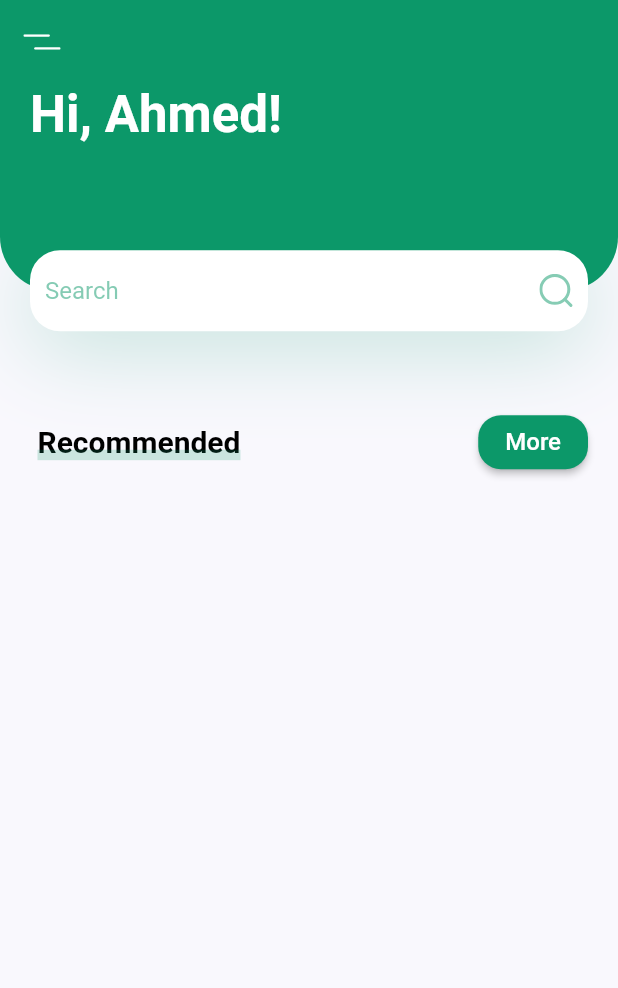
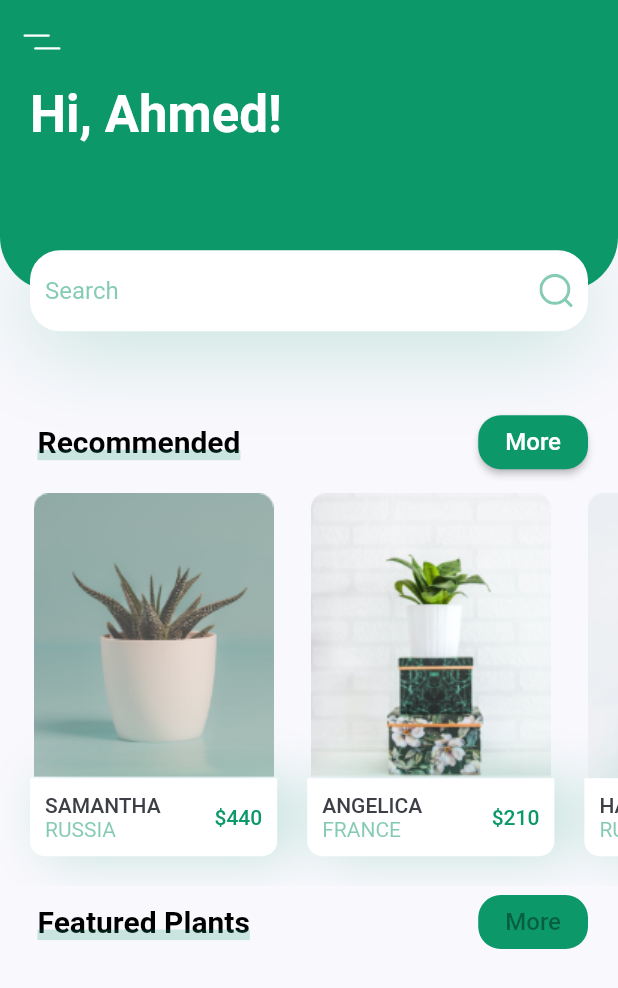
Before and after one commit to ahmedghaly15/Plant-App, a Flutter app: the screen it shows after launch, on a phone screen of 412 x 824 dp. Shown: the top 988 px of the screen. Run offline on Flutter 3.47's test engine with Material 2 defaults, Android fonts, the phone set to English and light mode, and no system bars; our stand-ins replace flutter_svg.

Commit message:
recommended plants list is finished

```diff
--- /dev/null
+++ b/lib/models/plant_model.dart
@@ -0,0 +1,13 @@
+class PlantModel {
+  String? title;
+  String? country;
+  String? image;
+  int? price;
+
+  PlantModel({
+    this.title,
+    this.country,
+    this.image,
+    this.price,
+  });
+}
--- a/lib/screens/home/components/home_screen_body.dart
+++ b/lib/screens/home/components/home_screen_body.dart
@@ -1,4 +1,6 @@
 import 'package:flutter/material.dart';
+
+import 'package:plant_app/screens/home/components/recommended_plants.dart';
 import 'package:plant_app/screens/home/components/title_with_mote_button.dart';
 
 import 'header_with_search_box.dart';
@@ -18,6 +20,8 @@ class HomeScreenBody extends StatelessWidget {
             title: 'Recommended',
             onPressed: () {},
           ),
+          RecommendedPlants(size: size),
+          const TitleWithMoreButton(title: "Featured Plants"),
         ],
       ),
     );
--- /dev/null
+++ b/lib/screens/home/components/recommended_plant_card.dart
@@ -0,0 +1,80 @@
+import 'package:flutter/material.dart';
+
+import '../../../models/plant_model.dart';
+import '../../../shared/constants.dart';
+
+class RecommendedPlantCard extends StatelessWidget {
+  final PlantModel plant;
+  final void Function()? onTap;
+  const RecommendedPlantCard({
+    Key? key,
+    required this.plant,
+    this.onTap,
+  }) : super(key: key);
+
+  @override
+  Widget build(BuildContext context) {
+    Size size = MediaQuery.of(context).size;
+    return Container(
+      // Cover 40% of our screen width
+      width: size.width * 0.4,
+      margin: const EdgeInsets.only(
+        left: kDefaultPadding,
+        top: kDefaultPadding / 2,
+        bottom: kDefaultPadding,
+      ),
+      child: Column(
+        children: <Widget>[
+          Image.asset(plant.image!),
+          GestureDetector(
+            onTap: onTap,
+            child: Container(
+              padding: const EdgeInsets.all(kDefaultPadding / 2),
+              decoration: BoxDecoration(
+                color: Colors.white,
+                borderRadius: const BorderRadius.only(
+                  bottomLeft: Radius.circular(10),
+                  bottomRight: Radius.circular(10),
+                ),
+                boxShadow: [
+                  BoxShadow(
+                    offset: const Offset(10, 0),
+                    blurRadius: 30,
+                    color: kPrimaryColor.withOpacity(0.23),
+                  ),
+                ],
+              ),
+              child: Row(
+                children: <Widget>[
+                  RichText(
+                    text: TextSpan(
+                      children: <InlineSpan>[
+                        TextSpan(
+                          text: "${plant.title}\n".toUpperCase(),
+                          style: Theme.of(context).textTheme.labelLarge,
+                        ),
+                        TextSpan(
+                          text: plant.country!.toUpperCase(),
+                          style: TextStyle(
+                            color: kPrimaryColor.withOpacity(0.5),
+                          ),
+                        ),
+                      ],
+                    ),
+                  ),
+                  const Spacer(),
+                  Text(
+                    "\$${plant.price}",
+                    style: Theme.of(context).textTheme.labelLarge!.copyWith(
+                          color: kPrimaryColor,
+                        ),
+                  ),
+                ],
+              ),
+            ),
+          ),
+        ],
+      ),
+    );
+  }
+}
--- /dev/null
+++ b/lib/screens/home/components/recommended_plants.dart
@@ -0,0 +1,29 @@
+import 'package:flutter/material.dart';
+import 'package:plant_app/screens/home/components/recommended_plant_card.dart';
+
+import '../../../shared/constants.dart';
+
+class RecommendedPlants extends StatelessWidget {
+  const RecommendedPlants({
+    super.key,
+    required this.size,
+  });
+
+  final Size size;
+
+  @override
+  Widget build(BuildContext context) {
+    return SizedBox(
+      height: size.height * 0.33,
+      child: ListView.builder(
+        padding: EdgeInsets.zero,
+        scrollDirection: Axis.horizontal,
+        physics: const BouncingScrollPhysics(),
+        itemCount: recommendedPlants.length,
+        itemBuilder: (context, index) {
+          return RecommendedPlantCard(plant: recommendedPlants[index]);
+        },
+      ),
+    );
+  }
+}
--- a/lib/shared/constants.dart
+++ b/lib/shared/constants.dart
@@ -1,4 +1,6 @@
 import 'package:flutter/material.dart';
+
+import '../models/plant_model.dart';
 
 // Colors that we use in our app
 const kPrimaryColor = Color(0xFF0C9869);
@@ -6,3 +8,24 @@ const kTextColor = Color(0xFF3C4046);
 const kBackgroundColor = Color(0xFFF9F8FD);
 
 const double kDefaultPadding = 20.0;
+
+List<PlantModel> recommendedPlants = [
+  PlantModel(
+    price: 440,
+    country: 'russia',
+    image: 'assets/images/image_1.png',
+    title: 'samantha',
+  ),
+  PlantModel(
+    price: 210,
+    country: 'france',
+    image: 'assets/images/image_2.png',
+    title: 'angelica',
+  ),
+  PlantModel(
+    price: 380,
+    country: 'russia',
+    image: 'assets/images/image_3.png',
+    title: 'hazel',
+  ),
+];
```
